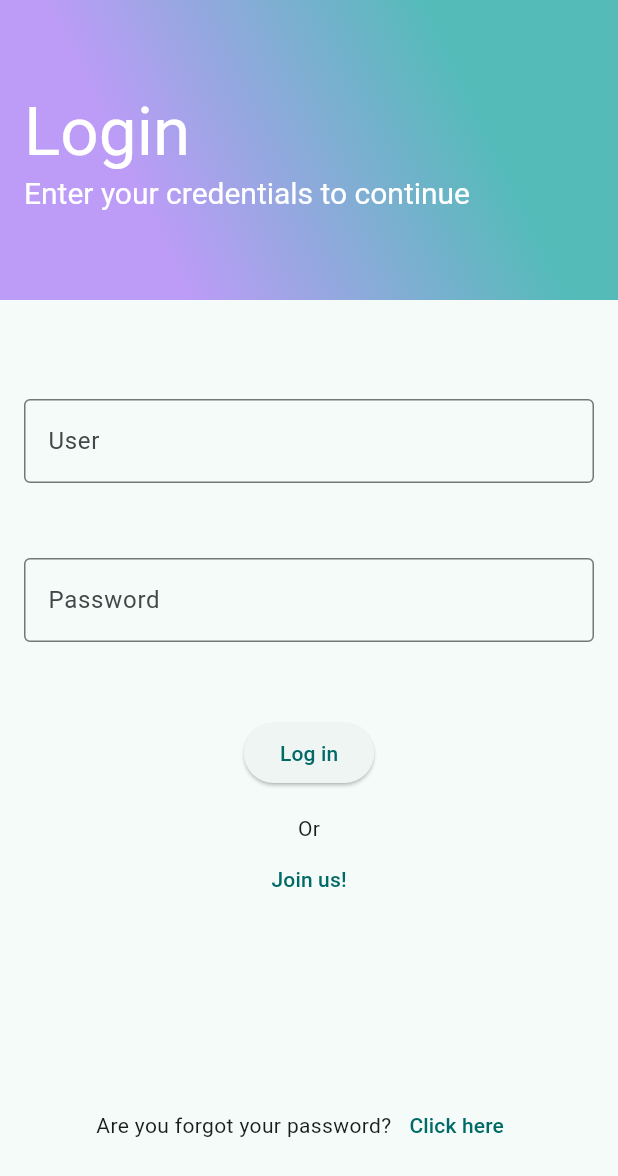
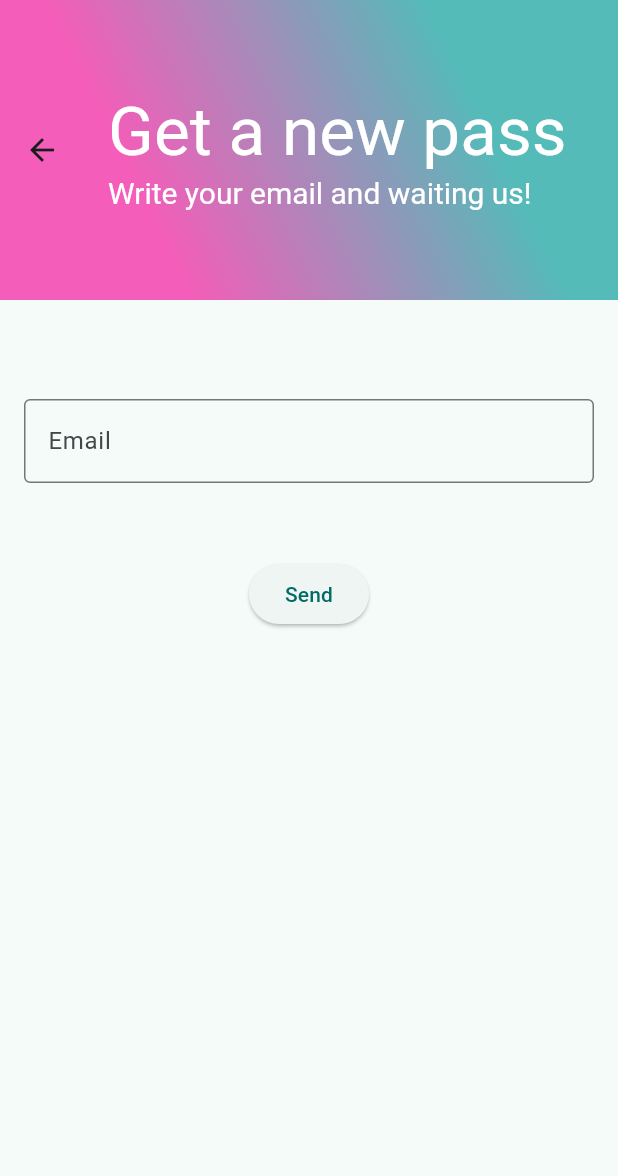
Before and after one commit to vcrolack/iot-home-control, a Flutter app: the screen it shows after launch, after a tap on "Click here", on a phone screen of 412 x 824 dp. Shown: the top 1176 px of the screen. Run offline on Flutter 3.47's test engine with Material 2 defaults, Android fonts, the phone set to English and light mode, and no system bars; our stand-ins replace flutter_dotenv, flutter_riverpod, go_router.

Commit message:
add auth screens

```diff
--- a/lib/config/router/app_router.dart
+++ b/lib/config/router/app_router.dart
@@ -1,15 +1,12 @@
 import 'package:go_router/go_router.dart';
+import 'package:iot_home_control/config/router/routes/auth_router.dart';
 import 'package:iot_home_control/presentation/screens/screens.dart';
 
-final appRouter = GoRouter(initialLocation: '/register', routes: [
+final appRouter = GoRouter(initialLocation: '/auth', routes: [
   GoRoute(
-    name: LoginScreen.name,
-    path: '/login',
-    builder: (context, state) => const LoginScreen(),
-  ),
-  GoRoute(
-    name: RegisterScreen.name,
-    path: '/register',
-    builder: (context, state) => const RegisterScreen(),
-  )
+      name: 'auth',
+      path: '/auth',
+      builder: (context, state) => const LoginScreen(),
+      // redirect: ((context, state) => '/auth/login'),
+      routes: authRoutes),
 ]);
--- /dev/null
+++ b/lib/config/router/routes/auth_router.dart
@@ -0,0 +1,20 @@
+import 'package:go_router/go_router.dart';
+import 'package:iot_home_control/presentation/screens/screens.dart';
+
+final authRoutes = <GoRoute>[
+  GoRoute(
+    name: LoginScreen.name,
+    path: 'login',
+    builder: (context, state) => const LoginScreen(),
+  ),
+  GoRoute(
+    name: RegisterScreen.name,
+    path: 'register',
+    builder: (context, state) => const RegisterScreen(),
+  ),
+  GoRoute(
+    name: PasswordRecoveryScreen.name,
+    path: 'password-recovery',
+    builder: (context, state) => const PasswordRecoveryScreen(),
+  ),
+];
--- a/lib/main.dart
+++ b/lib/main.dart
@@ -17,6 +17,8 @@ class MainApp extends StatelessWidget {
   Widget build(BuildContext context) {
     return MaterialApp.router(
         routerConfig: appRouter,
+        // routeInformationParser: appRouter.routeInformationParser,
+        // routerDelegate: appRouter.routerDelegate,
         debugShowCheckedModeBanner: false,
         title: 'IoT Home Control',
         theme: AppTheme().getTheme());
--- a/lib/presentation/screens/Auth/login_screen.dart
+++ b/lib/presentation/screens/Auth/login_screen.dart
@@ -23,7 +23,11 @@ class LoginScreen extends StatelessWidget {
           mainAxisAlignment: MainAxisAlignment.center,
           children: [
             const Text('Are you forgot your password?'),
-            TextButton(onPressed: () {}, child: const Text('Click here'))
+            TextButton(
+                onPressed: () {
+                  context.go('/auth/password-recovery');
+                },
+                child: const Text('Click here'))
           ],
         ),
       ]),
@@ -67,7 +71,7 @@ class _LoginForm extends StatelessWidget {
         const Text('Or'),
         TextButton(
             onPressed: () {
-              context.go('/register');
+              context.pushReplacement('/auth/register');
             },
             child: const Text('Join us!'))
       ]),
--- /dev/null
+++ b/lib/presentation/screens/Auth/password_recovery_screen.dart
@@ -0,0 +1,52 @@
+import 'package:flutter/material.dart';
+import 'package:iot_home_control/presentation/widgets/widgets.dart';
+
+class PasswordRecoveryScreen extends StatelessWidget {
+  static const name = 'recovery-password-screen';
+
+  const PasswordRecoveryScreen({super.key});
+
+  @override
+  Widget build(BuildContext context) {
+    return const Scaffold(
+        appBar: CustomAppBarAuth(
+            title: 'Get a new pass',
+            subtitle: 'Write your email and waiting us!',
+            colorsGradient: [Color(0xffF45DB9), Color(0xff54bbb9)]),
+        body: Column(children: [
+          _RecoveryPasswordForm(),
+          SizedBox(
+            height: 50,
+          ),
+        ]));
+  }
+}
+
+class _RecoveryPasswordForm extends StatelessWidget {
+  const _RecoveryPasswordForm();
+
+  @override
+  Widget build(BuildContext context) {
+    return Padding(
+      padding: const EdgeInsets.all(16),
+      child: Column(crossAxisAlignment: CrossAxisAlignment.center, children: [
+        const SizedBox(
+          height: 50,
+        ),
+        const TextField(
+          decoration: InputDecoration(
+              labelText: 'Email',
+              hintText: 'Write your registered email',
+              border: OutlineInputBorder()),
+        ),
+        const SizedBox(
+          height: 50,
+        ),
+        ElevatedButton(onPressed: () {}, child: const Text('Send')),
+        const SizedBox(
+          height: 16,
+        ),
+      ]),
+    );
+  }
+}
--- a/lib/presentation/screens/Auth/register_screen.dart
+++ b/lib/presentation/screens/Auth/register_screen.dart
@@ -26,7 +26,7 @@ class RegisterScreen extends StatelessWidget {
               const Text('Are you registered?'),
               TextButton(
                   onPressed: () {
-                    context.go('/login');
+                    context.pushReplacement('/auth/login');
                   },
                   child: const Text('Click here'))
             ],
--- a/lib/presentation/screens/screens.dart
+++ b/lib/presentation/screens/screens.dart
@@ -1,3 +1,4 @@
 /* AUTH EXPORTS */
 export 'Auth/login_screen.dart';
 export 'Auth/register_screen.dart';
+export 'Auth/password_recovery_screen.dart';
```
